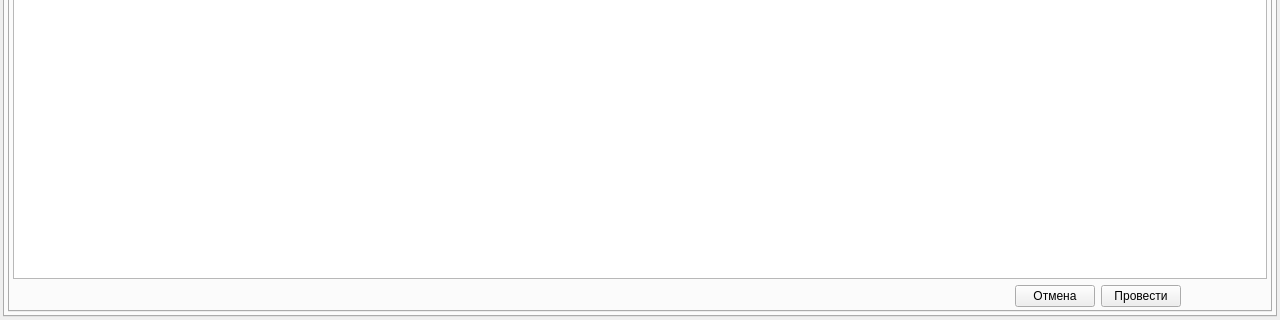
First picture: the form in dp_kalugina_desktop/mainwidget.ui, repository Dimand04/dp_kalugina, before the edit; both pictures show x 0 to 1280 and y 400 to 720 of the 1280 by 720 pixel window.
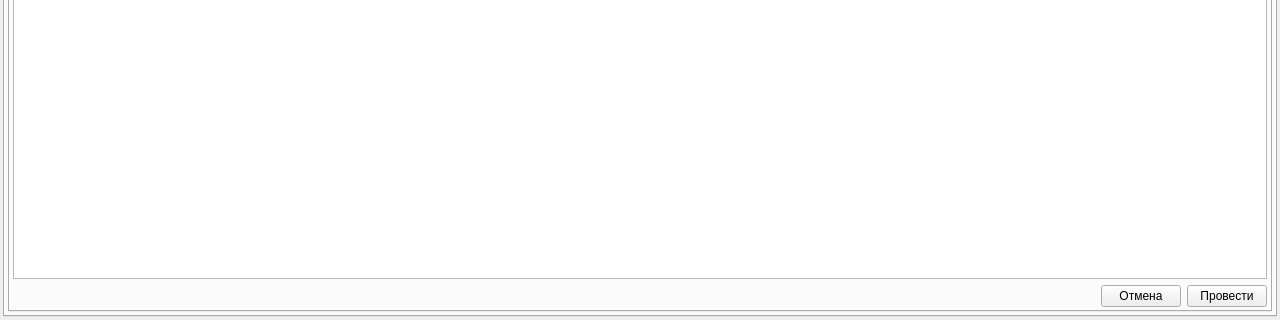
Second picture: the form after the edit. The open tabs and pages were chosen to show the change. Icons and pictures are not drawn. Custom widgets are drawn as their Qt base class.

```diff
--- a/dp_kalugina_desktop/mainwidget.ui
+++ b/dp_kalugina_desktop/mainwidget.ui
@@ -2409,23 +2409,15 @@
                </property>
                <item row="0" column="0">
                 <layout class="QGridLayout" name="gridLayout_11">
-                 <item row="3" column="0" colspan="2">
-                  <widget class="QWidget" name="widget" native="true">
-                   <layout class="QHBoxLayout" name="horizontalLayout_3">
-                    <property name="leftMargin">
-                     <number>0</number>
-                    </property>
-                    <property name="topMargin">
-                     <number>0</number>
-                    </property>
-                    <property name="rightMargin">
-                     <number>0</number>
-                    </property>
-                    <property name="bottomMargin">
-                     <number>0</number>
-                    </property>
-                    <item>
-                     <spacer name="horizontalSpacer_4">
+                 <item row="1" column="0" colspan="3">
+                  <widget class="QLabel" name="lb_inventory_title">
+                   <property name="text">
+                    <string>Проведение новой инвентаризации</string>
+                   </property>
+                  </widget>
+                 </item>
+                 <item row="0" column="1">
+                  <spacer name="horizontalSpacer_15">
                       <property name="orientation">
                        <enum>Qt::Orientation::Horizontal</enum>
                       </property>
@@ -2436,23 +2428,6 @@
                        </size>
                       </property>
                      </spacer>
-                    </item>
-                    <item>
-                     <widget class="QPushButton" name="pb_inventory_cancel">
-                      <property name="text">
-                       <string>Отмена</string>
-                      </property>
-                     </widget>
-                    </item>
-                    <item>
-                     <widget class="QPushButton" name="pb_inventory_ok">
-                      <property name="text">
-                       <string>Провести</string>
-                      </property>
-                     </widget>
-                    </item>
-                   </layout>
-                  </widget>
                  </item>
                  <item row="0" column="0">
                   <widget class="QPushButton" name="pb_inventoryDetailsBack">
@@ -2562,15 +2537,23 @@
                    </column>
                   </widget>
                  </item>
-                 <item row="1" column="0" colspan="3">
-                  <widget class="QLabel" name="lb_inventory_title">
-                   <property name="text">
-                    <string>Проведение новой инвентаризации</string>
-                   </property>
-                  </widget>
-                 </item>
-                 <item row="0" column="1">
-                  <spacer name="horizontalSpacer_15">
+                 <item row="3" column="0" colspan="3">
+                  <widget class="QWidget" name="widget" native="true">
+                   <layout class="QHBoxLayout" name="horizontalLayout_3">
+                    <property name="leftMargin">
+                     <number>0</number>
+                    </property>
+                    <property name="topMargin">
+                     <number>0</number>
+                    </property>
+                    <property name="rightMargin">
+                     <number>0</number>
+                    </property>
+                    <property name="bottomMargin">
+                     <number>0</number>
+                    </property>
+                    <item>
+                     <spacer name="horizontalSpacer_4">
                    <property name="orientation">
                     <enum>Qt::Orientation::Horizontal</enum>
                    </property>
@@ -2581,6 +2564,23 @@
                     </size>
                    </property>
                   </spacer>
+                    </item>
+                    <item>
+                     <widget class="QPushButton" name="pb_inventory_cancel">
+                      <property name="text">
+                       <string>Отмена</string>
+                      </property>
+                     </widget>
+                    </item>
+                    <item>
+                     <widget class="QPushButton" name="pb_inventory_ok">
+                      <property name="text">
+                       <string>Провести</string>
+                      </property>
+                     </widget>
+                    </item>
+                   </layout>
+                  </widget>
                  </item>
                 </layout>
                </item>
```
Left out of the diff: 6 changed lines with no effect on the pictures. Lines whose indentation alone changed are shown as unchanged.
